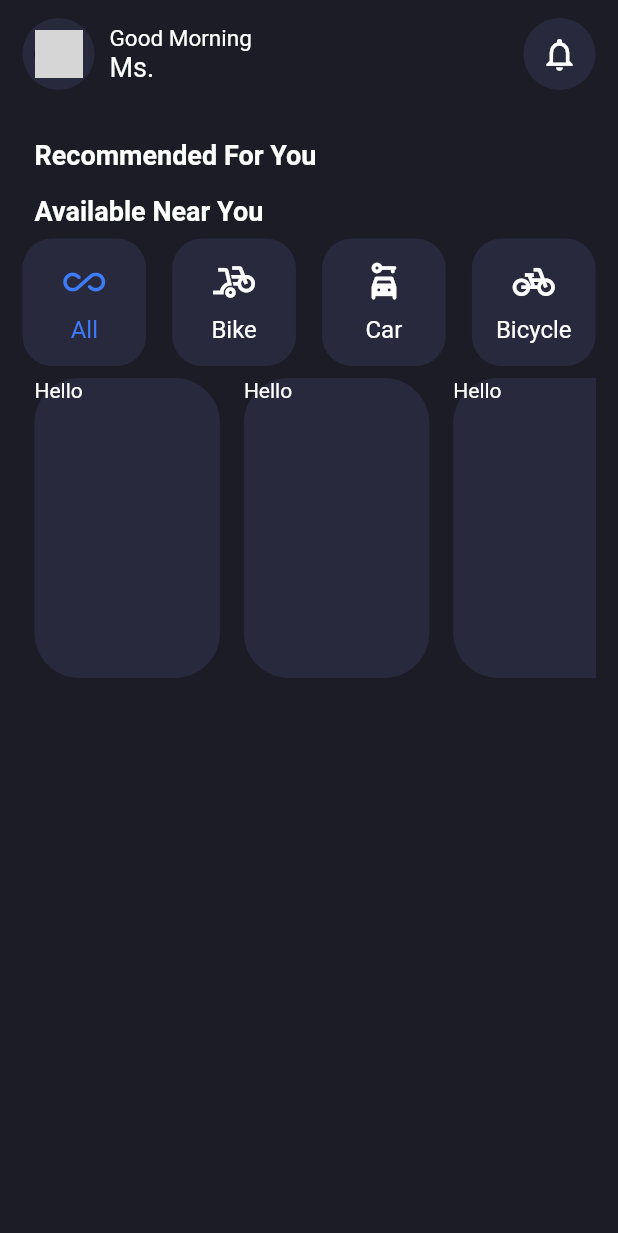
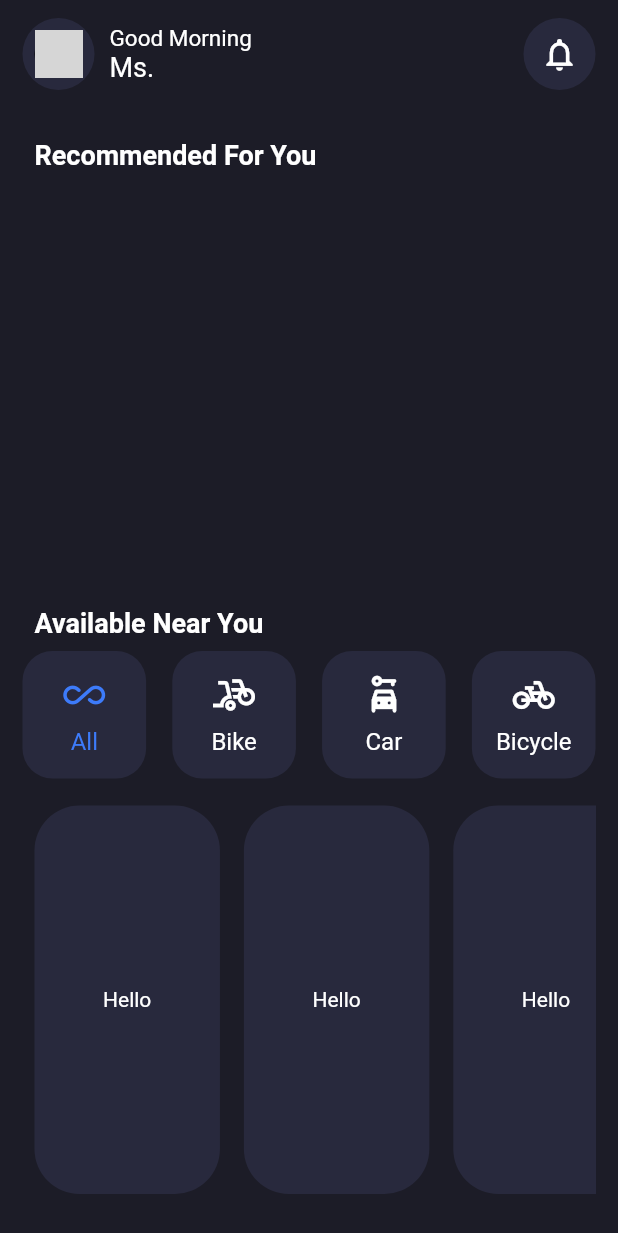
Before and after one commit to edr3x/vehicle_rental_application, a Flutter app: the HomePage screen opened directly, on a phone screen of 412 x 824 dp. Shown: the top 1233 px of the screen. Run offline on Flutter 3.47's test engine with Material 2 defaults, Android fonts, the phone set to English and light mode, and no system bars; our stand-ins replace equatable, flutter_bloc, shared_preferences; accounts and stored records are empty; network calls fail; grey boxes are pictures that could not be loaded.

Commit message:
fix: layout

```diff
--- a/lib/views/pages/home/home_page.dart
+++ b/lib/views/pages/home/home_page.dart
@@ -24,9 +24,12 @@ class HomePage extends StatelessWidget {
               children: const [
                 CustomHomeBar(),
                 SecondHomeTitle(title: "Recommended For You"),
+                Spacer(),
                 SecondHomeTitle(title: "Available Near You"),
                 SelectCategoryRow(),
-                ShowAvailableVehicle(),
+                SizedBox(height: 10),
+                ShowVehicles(),
+                SizedBox(height: 20),
               ],
             ),
           ),
--- a/lib/views/pages/home/widgets/show_available_vehicle.dart
+++ b/lib/views/pages/home/widgets/show_available_vehicle.dart
@@ -1,62 +1,29 @@
 import 'package:flutter/material.dart';
 import 'package:rental_system_app/constants/global_variables.dart';
 
-class ShowAvailableVehicle extends StatelessWidget {
-  const ShowAvailableVehicle({super.key});
+class ShowVehicles extends StatelessWidget {
+  const ShowVehicles({super.key});
 
   @override
   Widget build(BuildContext context) {
     var containerWidth = MediaQuery.of(context).size.width * 0.3;
     var containerColor = GlobalVariables.cardBackgroundColor;
-    return SingleChildScrollView(
-      scrollDirection: Axis.horizontal,
-      child: Row(
-        children: [
-          Container(
+    return Expanded(
+      child: ListView.builder(
+        scrollDirection: Axis.horizontal,
+        itemCount: 5,
+        itemBuilder: (context, index) {
+          return Container(
             margin: const EdgeInsets.all(8.0),
             width: containerWidth,
-            height: 200,
             decoration: BoxDecoration(
               shape: BoxShape.rectangle,
               borderRadius: BorderRadius.circular(30),
               color: containerColor,
             ),
-            child: Text("Hello"),
-          ),
-          Container(
-            margin: const EdgeInsets.all(8.0),
-            width: containerWidth,
-            height: 200,
-            decoration: BoxDecoration(
-              shape: BoxShape.rectangle,
-              borderRadius: BorderRadius.circular(30),
-              color: containerColor,
-            ),
-            child: Text("Hello"),
-          ),
-          Container(
-            margin: const EdgeInsets.all(8.0),
-            width: containerWidth,
-            height: 200,
-            decoration: BoxDecoration(
-              shape: BoxShape.rectangle,
-              borderRadius: BorderRadius.circular(30),
-              color: containerColor,
-            ),
-            child: Text("Hello"),
-          ),
-          Container(
-            margin: const EdgeInsets.all(8.0),
-            width: containerWidth,
-            height: 200,
-            decoration: BoxDecoration(
-              shape: BoxShape.rectangle,
-              borderRadius: BorderRadius.circular(30),
-              color: containerColor,
-            ),
-            child: Text("Hello"),
-          ),
-        ],
+            child: Center(child: Text("Hello")),
+          );
+        },
       ),
     );
   }
```
